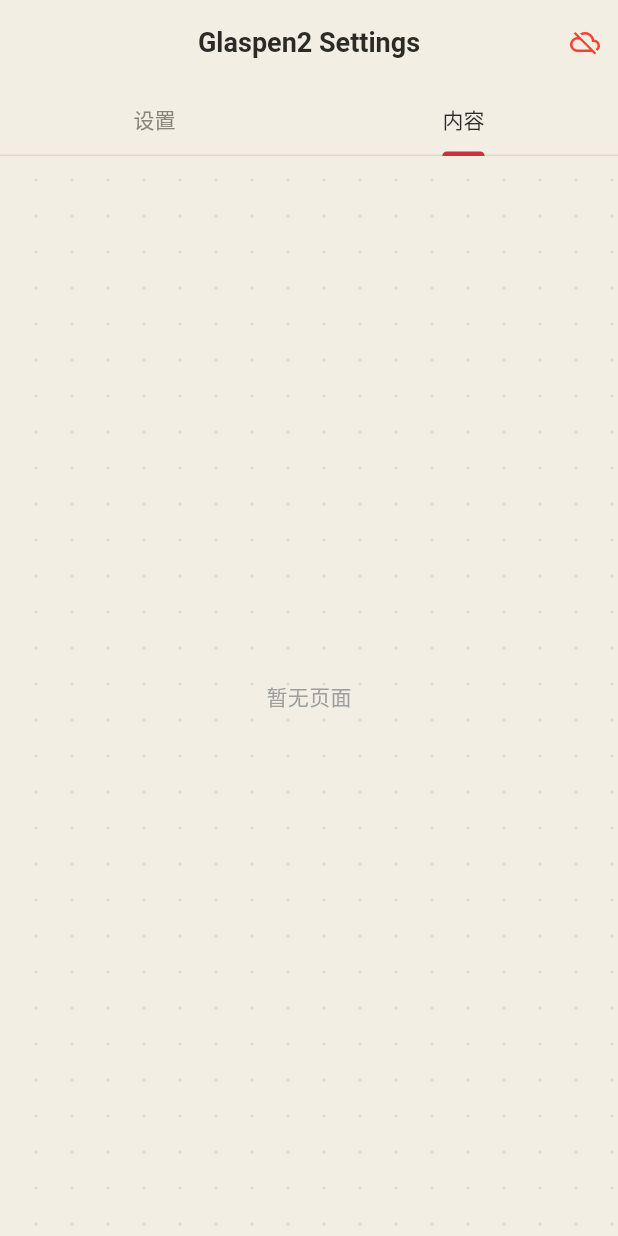
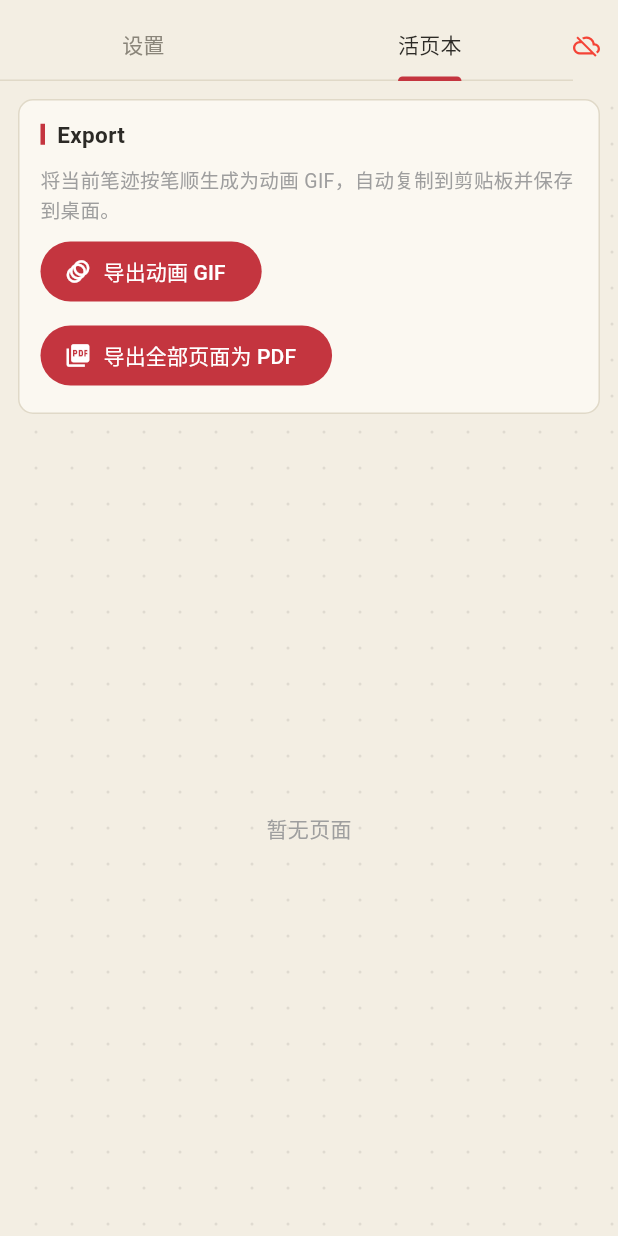
Before and after one commit to liuluopeng/glaspen2, a Flutter app: the screen it shows after launch, tab 2 chosen, on a phone screen of 412 x 824 dp. Run offline on Flutter 3.47's test engine with Material 3 defaults, Android fonts, the phone set to English and light mode, and no system bars; missing offline and left inert: dart:ffi; Roboto replaces fonts that are missing (LXGWWenKaiMono).

Commit message:
refactor(settings): UI restructure per review
- drop the AppBar title bar; TabBar moves to the top of the body with
  the disconnected indicator beside it
- native settings window title: Glaspen2 设置 → 玻璃涂鸦 (MaterialApp
  title too)
- 网格大小 becomes a sub-setting indented under 显示网格 (only shown
  while the grid is on), replacing the separate bottom row
- GIF settings folded into the Options card; Actions section removed
  (undo lives on ⌘⌃Z, GIF export on ⌘⌃R)
- Export section moved to the second tab
- tabs renamed: 内容 → 活页本, 画布 → 自由涂鸦
- Color + Width wrapped in a bigger 笔 section with 颜色/粗细 sub-labels

```diff
--- a/flutter_settings/lib/main.dart
+++ b/flutter_settings/lib/main.dart
@@ -523,7 +523,7 @@
   @override
   Widget build(BuildContext context) {
     return MaterialApp(
-      title: 'Glaspen2 Settings',
+      title: '玻璃涂鸦',
       debugShowCheckedModeBanner: false,
       // macOS runs at native 1x (no display scaling), so the whole UI looks
       // small vs Windows — scale the entire UI up to match. Windows keeps 1.0
@@ -835,28 +835,37 @@
   @override
   Widget build(BuildContext context) {
     return Scaffold(
-      appBar: AppBar(
-        title: const Text('Glaspen2 Settings'),
-        centerTitle: true,
-        actions: [
-          if (!_connected)
-            const Padding(
-              padding: EdgeInsets.only(right: 12),
-              child: Icon(Icons.cloud_off, color: Colors.red, size: 20),
+      backgroundColor: Colors.transparent,
+      body: Column(
+        children: [
+          // 顶栏:tab + 未连接指示(原 AppBar 已按需求去掉)
+          Container(
+            color: _paperBg,
+            padding: const EdgeInsets.only(top: 6),
+            child: Row(
+              children: [
+                Expanded(
+                  child: TabBar(
+                    controller: _tabController,
+                    tabs: [
+                      const Tab(text: '设置'),
+                      const Tab(text: '活页本'),
+                      if (Platform.isMacOS) const Tab(text: '自由涂鸦'),
+                    ],
+                  ),
+                ),
+                if (!_connected)
+                  const Padding(
+                    padding: EdgeInsets.only(right: 12),
+                    child: Icon(Icons.cloud_off, color: Colors.red, size: 18),
+                  ),
+              ],
             ),
-        ],
-        bottom: TabBar(
-          controller: _tabController,
-          tabs: [
-            const Tab(text: '设置'),
-            const Tab(text: '内容'),
-            if (Platform.isMacOS) const Tab(text: '画布'),
-          ],
-        ),
-      ),
-      body: TabBarView(
-        controller: _tabController,
-        children: [
+          ),
+          Expanded(
+            child: TabBarView(
+              controller: _tabController,
+              children: [
             // ── Settings tab ──
             SingleChildScrollView(
               padding: const EdgeInsets.all(16),
@@ -871,31 +880,30 @@
                     _buildHotkeyGrid(),
                   ),
                   const SizedBox(height: 16),
-                  _buildSection('Color', _buildColorGrid()),
+                  _buildSection('笔', _buildPenSection()),
                   const SizedBox(height: 16),
-                  _buildSection('Width', _buildWidthRow()),
-                  const SizedBox(height: 16),
-                  _buildSection('Actions', _buildActionButtons()),
-                  const SizedBox(height: 16),
-                  _buildSection('GIF 动画 (⌘⌃R 录制)', _buildGifSettings()),
-                  const SizedBox(height: 16),
-                  _buildSection('Options', _buildToggles()),
-                  const SizedBox(height: 16),
-                  _buildSection('Export', _buildExportButtons()),
+                  _buildSection('Options', _buildOptionsSection()),
                 ],
               ),
             ),
-            // ── Content tab ──
+            // ── Content(活页本) tab ──
             _buildContentTab(),
             if (Platform.isMacOS) _buildCanvasTab(),
           ],
         ),
-      );
+          ),
+        ],
+      ),
+    );
   }
 
   Widget _buildContentTab() {
     return Column(
       children: [
+        Padding(
+          padding: const EdgeInsets.fromLTRB(12, 12, 12, 4),
+          child: _buildSection('Export', _buildExportButtons()),
+        ),
         // Page grid
         Expanded(
           child: _pagesLoading
@@ -1121,35 +1129,6 @@
     );
   }
 
-  Widget _buildActionButtons() {
-    return Wrap(
-      spacing: 8,
-      runSpacing: 8,
-      children: [
-        ElevatedButton.icon(
-          onPressed: () {
-            _setSetting('undo', true);
-          },
-          icon: const Icon(Icons.undo, size: 16),
-          label: const Text('撤销上一笔', style: TextStyle(fontSize: 15)),
-          style: ElevatedButton.styleFrom(
-            padding: const EdgeInsets.symmetric(horizontal: 16, vertical: 8),
-          ),
-        ),
-        ElevatedButton.icon(
-          onPressed: () {
-            _setSetting('export_animated_gif', true);
-          },
-          icon: const Icon(Icons.gif, size: 16),
-          label: const Text('导出动画 GIF', style: TextStyle(fontSize: 15)),
-          style: ElevatedButton.styleFrom(
-            padding: const EdgeInsets.symmetric(horizontal: 16, vertical: 8),
-          ),
-        ),
-      ],
-    );
-  }
-
   /// GIF quality/speed settings for ⌘⌃R 快捷录制. The gray estimate refreshes
   /// as the sliders/chips change (rough per-second-of-recording file size).
   Widget _buildGifSettings() {
@@ -1311,6 +1290,39 @@
     );
   }
 
+  // ── 笔:颜色 + 粗细 ──
+  Widget _buildPenSection() {
+    return Column(
+      crossAxisAlignment: CrossAxisAlignment.start,
+      children: [
+        const Text('颜色',
+            style: TextStyle(fontSize: 13, color: _inkFaint, fontWeight: FontWeight.w600)),
+        const SizedBox(height: 8),
+        _buildColorGrid(),
+        const SizedBox(height: 14),
+        const Text('粗细',
+            style: TextStyle(fontSize: 13, color: _inkFaint, fontWeight: FontWeight.w600)),
+        const SizedBox(height: 8),
+        _buildWidthRow(),
+      ],
+    );
+  }
+
+  // ── Options:GIF 动画 + 开关组 ──
+  Widget _buildOptionsSection() {
+    return Column(
+      crossAxisAlignment: CrossAxisAlignment.start,
+      children: [
+        const Text('GIF 动画 (⌘⌃R 录制)',
+            style: TextStyle(fontSize: 13, color: _inkFaint, fontWeight: FontWeight.w600)),
+        const SizedBox(height: 10),
+        _buildGifSettings(),
+        const Divider(height: 24),
+        _buildToggles(),
+      ],
+    );
+  }
+
   Widget _buildToggles() {
     return Column(
       children: [
@@ -1325,7 +1337,7 @@
           },
         ),
         SwitchListTile(
-          title: const Text('显示网格 (40px)', style: TextStyle(fontSize: 15)),
+          title: const Text('显示网格', style: TextStyle(fontSize: 15)),
           subtitle: const Text('涂鸦时辅助对齐', style: TextStyle(fontSize: 12)),
           value: _showGrid,
           dense: true,
@@ -1335,6 +1347,30 @@
             _setSetting('grid', v);
           },
         ),
+        if (_showGrid && Platform.isMacOS)
+          Padding(
+            padding: const EdgeInsets.only(left: 16, bottom: 4),
+            child: Row(
+              children: [
+                const Text('网格大小', style: TextStyle(fontSize: 13, color: _inkFaint)),
+                const Spacer(),
+                SegmentedButton<int>(
+                  showSelectedIcon: false,
+                  style: const ButtonStyle(
+                    visualDensity: VisualDensity(horizontal: -2, vertical: -2),
+                  ),
+                  segments: [
+                    ...[20, 40, 80].map((v) => ButtonSegment(value: v, label: Text('$v'))),
+                  ],
+                  selected: {_gridSizeValue},
+                  onSelectionChanged: (s) {
+                    setState(() => _gridSizeValue = s.first);
+                    _setSetting('gridSize', s.first);
+                  },
+                ),
+              ],
+            ),
+          ),
         SwitchListTile(
           title: const Text('网格跟随涂鸦', style: TextStyle(fontSize: 15)),
           subtitle: const Text('开启后网格随涂鸦一起受 ⌘⌃X 控制', style: TextStyle(fontSize: 12)),
@@ -1369,27 +1405,7 @@
               _setSetting('infiniteCanvas', v);
             },
           ),
-        if (Platform.isMacOS)
-          Padding(
-            padding: const EdgeInsets.only(top: 4, bottom: 8),
-            child: Row(
-              children: [
-                const Text('网格大小', style: TextStyle(fontSize: 15)),
-                const Spacer(),
-                SegmentedButton<int>(
-                  showSelectedIcon: false,
-                  segments: [
-                    ...[20, 40, 80].map((v) => ButtonSegment(value: v, label: Text('$v'))),
-                  ],
-                  selected: {_gridSizeValue},
-                  onSelectionChanged: (s) {
-                    setState(() => _gridSizeValue = s.first);
-                    _setSetting('gridSize', s.first);
-                  },
-                ),
-              ],
-            ),
-          ),
+
       ],
     );
   }
```
Also changed, not shown: 1 other file.
